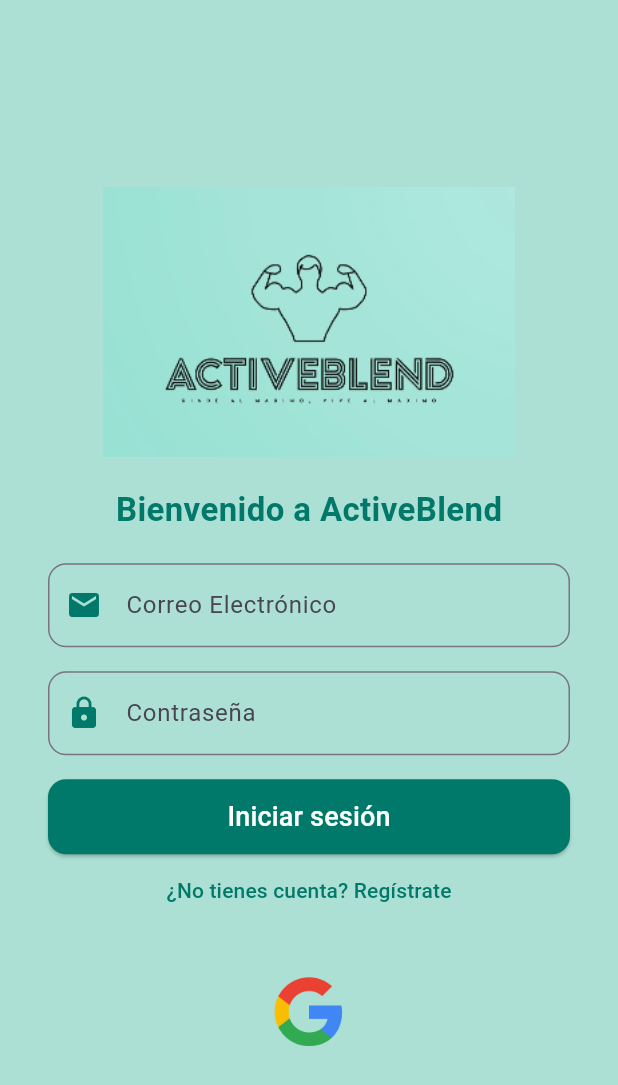
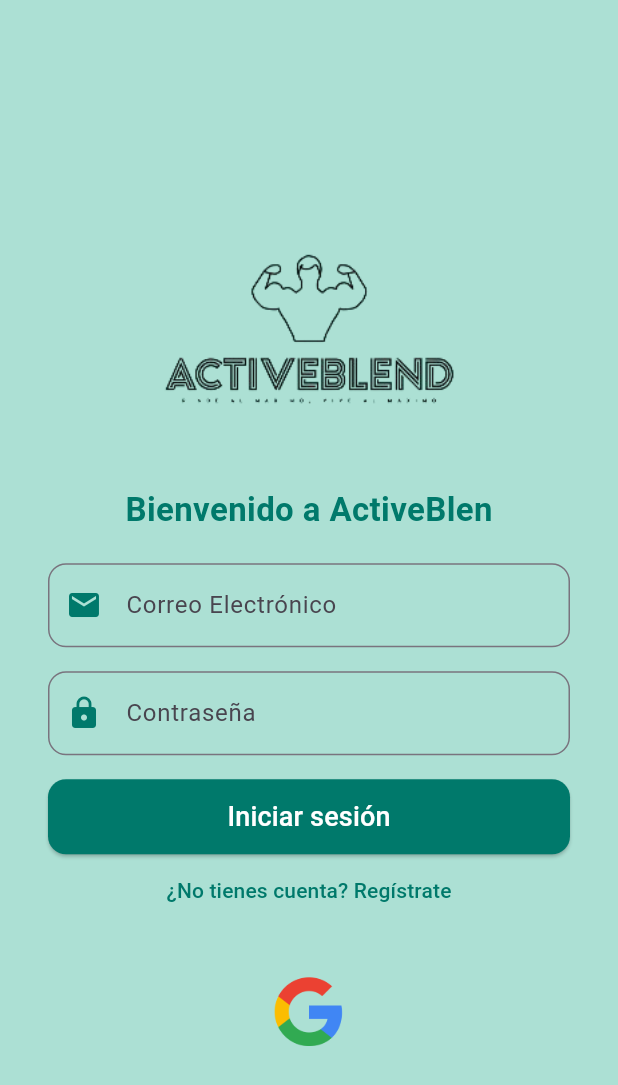
Before and after one commit to juanjogarcia14/ActiveBlendd, a Flutter app: the screen it shows after launch, on a phone screen of 412 x 824 dp. Shown: the top 1085 px of the screen. Run offline on Flutter 3.47's test engine with Material 3 defaults, Android fonts, the phone set to English and light mode, and no system bars; our stand-ins replace cloud_firestore, firebase_auth, firebase_core, google_sign_in; accounts and stored records are empty.

Commit message:
Cambio en logo del login...

```diff
--- a/lib/screen/login.dart
+++ b/lib/screen/login.dart
@@ -118,7 +118,7 @@
               ),
               SizedBox(height: 20),
               Text(
-                isLogin ? 'Bienvenido a ActiveBlend' : 'Crea tu cuenta',
+                isLogin ? 'Bienvenido a ActiveBlen' : 'Crea tu cuenta',
                 style: TextStyle(
                   fontSize: 22,
                   fontWeight: FontWeight.bold,
```
Also changed, not shown: lib/assets/logo.png.
